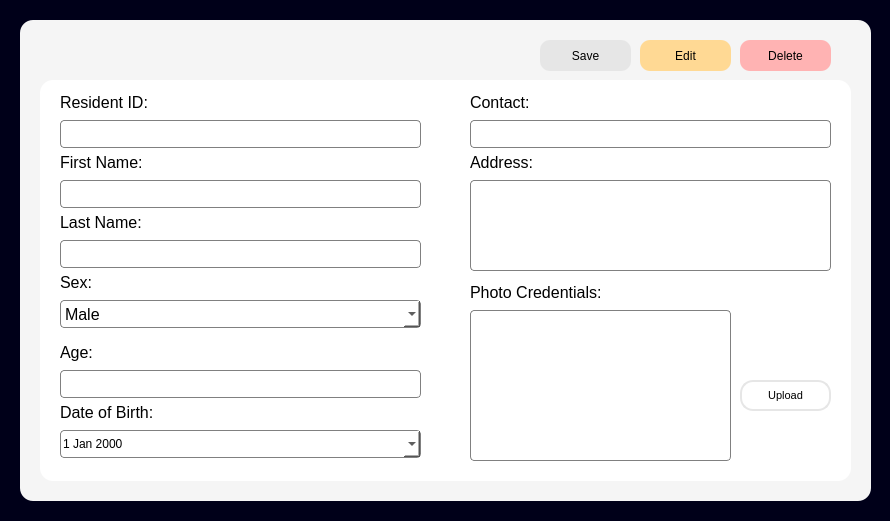
Above: uifiles/inforesidentui.ui from mustafamclngn/CCC151-ComplaSys before the change. Below: the same form after it.
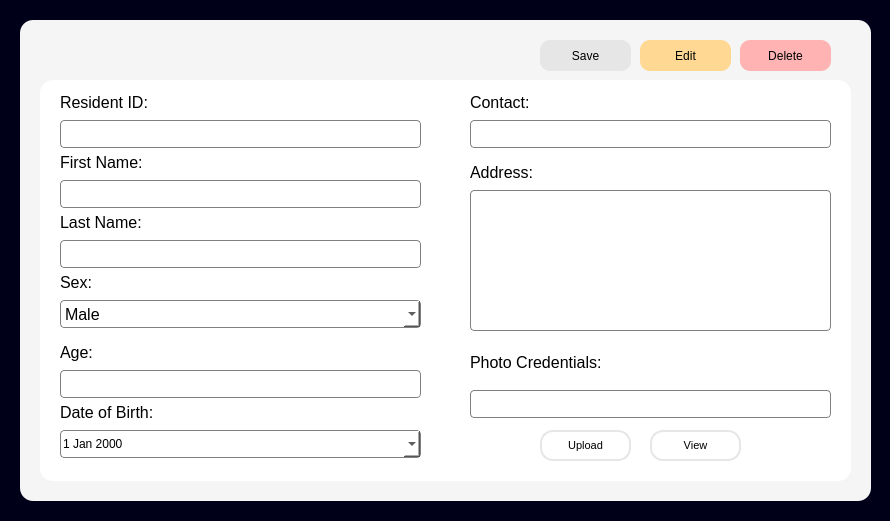
That is the form after the change. Icons and pictures are not drawn.

Commit message: new ui, photo label to line edit

```diff
--- a/uifiles/inforesidentui.ui
+++ b/uifiles/inforesidentui.ui
@@ -339,7 +339,7 @@
      <property name="geometry">
       <rect>
        <x>430</x>
-       <y>70</y>
+       <y>80</y>
        <width>161</width>
        <height>24</height>
       </rect>
@@ -360,9 +360,9 @@
      <property name="geometry">
       <rect>
        <x>430</x>
-       <y>100</y>
+       <y>110</y>
        <width>361</width>
-       <height>91</height>
+       <height>141</height>
       </rect>
      </property>
      <property name="font">
@@ -387,7 +387,7 @@
      <property name="geometry">
       <rect>
        <x>430</x>
-       <y>200</y>
+       <y>270</y>
        <width>201</width>
        <height>24</height>
       </rect>
@@ -407,8 +407,8 @@
     <widget class="QPushButton" name="inforesident_photo_button">
      <property name="geometry">
       <rect>
-       <x>700</x>
-       <y>300</y>
+       <x>500</x>
+       <y>350</y>
        <width>91</width>
        <height>31</height>
       </rect>
@@ -449,21 +449,51 @@
 border-radius: 4px;</string>
      </property>
     </widget>
-    <widget class="QWidget" name="widget" native="true">
+    <widget class="QLineEdit" name="inforesident_photo_label">
      <property name="geometry">
       <rect>
        <x>430</x>
-       <y>230</y>
-       <width>261</width>
-       <height>151</height>
+       <y>310</y>
+       <width>361</width>
+       <height>28</height>
       </rect>
      </property>
+     <property name="font">
+      <font>
+       <pointsize>12</pointsize>
+      </font>
+     </property>
      <property name="styleSheet">
       <string notr="true">background-color: white;
 border: 1px solid grey;
 border-radius: 4px;</string>
      </property>
     </widget>
+    <widget class="QPushButton" name="inforesident_view_button">
+     <property name="geometry">
+      <rect>
+       <x>610</x>
+       <y>350</y>
+       <width>91</width>
+       <height>31</height>
+      </rect>
+     </property>
+     <property name="font">
+      <font>
+       <family>System</family>
+       <pointsize>8</pointsize>
+       <weight>50</weight>
+       <bold>false</bold>
+      </font>
+     </property>
+     <property name="styleSheet">
+      <string notr="true">border: 2px solid rgb(230, 230, 230);
+</string>
+     </property>
+     <property name="text">
+      <string>View</string>
+     </property>
+    </widget>
    </widget>
    <widget class="QPushButton" name="delResBtn">
     <property name="geometry">
```
Left out of the diff: 2 changed lines with no effect on the pictures. The commit also changes 1 other file.
